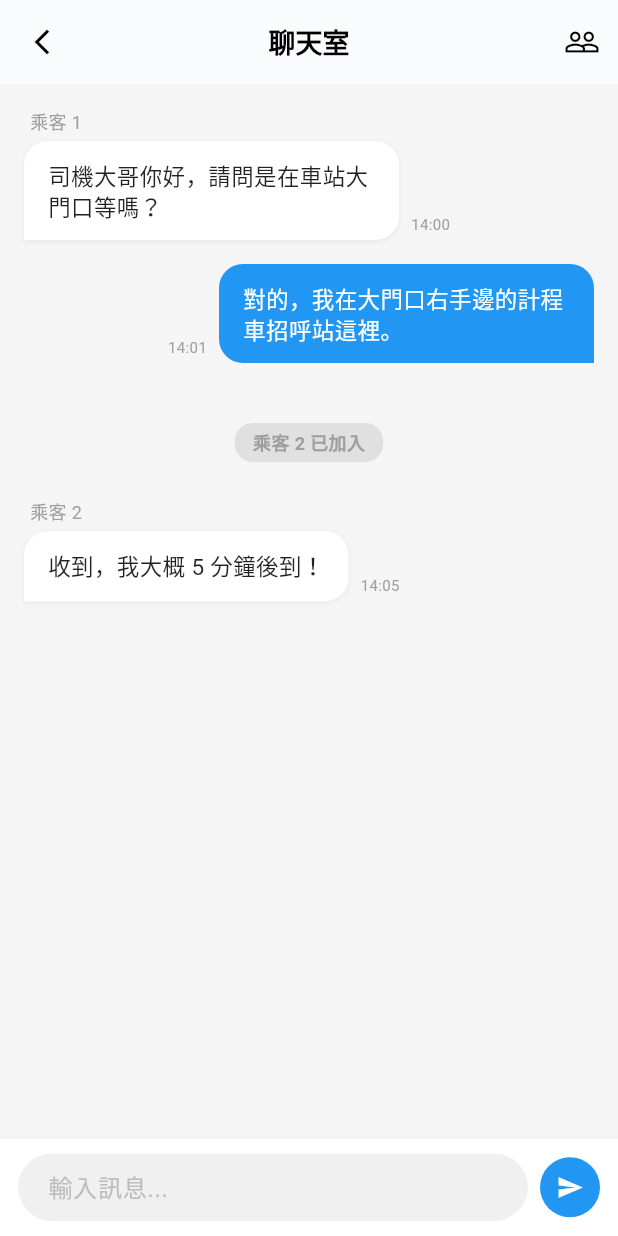
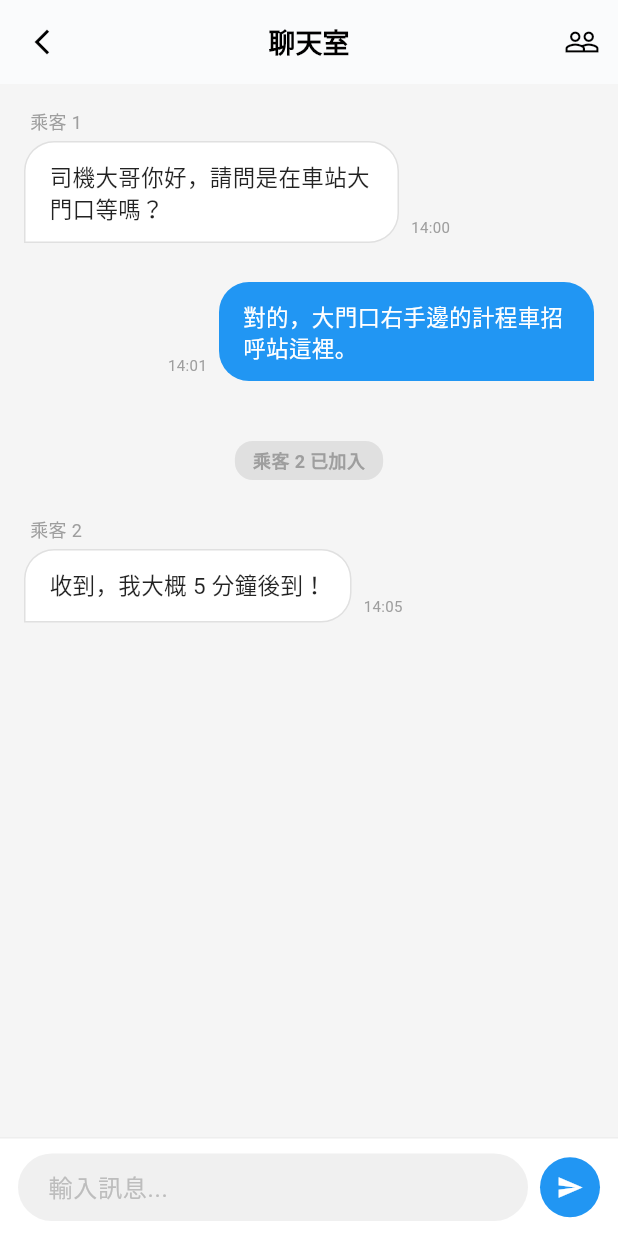
Before and after one commit to kqqy/ridesharing, a Flutter app: the ChatPage screen opened directly, on a phone screen of 412 x 824 dp. Run offline on Flutter 3.47's test engine with Material 3 defaults, Android fonts, the light colour scheme and no system bars.

Commit message:
新增成員列表與對話視窗，並優化聊天室頁面 UI

```diff
--- a/lib/chat_page.dart
+++ b/lib/chat_page.dart
@@ -1,31 +1,44 @@
 import 'package:flutter/material.dart';
+import 'chat_widgets.dart'; // ✅ 引入新檔案
 
 class ChatPage extends StatelessWidget {
   const ChatPage({super.key});
 
+  // 假資料：行程成員列表 (包含在線狀態)
+  final List<Map<String, dynamic>> _tripMembers = const [
+    {'name': '司機 (我)', 'role': '司機', 'isOnline': true},
+    {'name': '乘客 1', 'role': '乘客', 'isOnline': true},
+    {'name': '乘客 2', 'role': '乘客', 'isOnline': false},
+  ];
+
+  // 顯示成員列表視窗的函式
+  void _showMemberListDialog(BuildContext context) {
+    showDialog(
+      context: context,
+      builder: (context) => MemberListDialog(members: _tripMembers),
+    );
+  }
+
   @override
   Widget build(BuildContext context) {
     return Scaffold(
-      backgroundColor: const Color(0xFFF5F5F5), // 背景稍微灰一點，突顯對話泡泡
+      backgroundColor: const Color(0xFFF5F5F5),
       // 1. 上方橫幅 (AppBar)
       appBar: AppBar(
         backgroundColor: Colors.white,
         foregroundColor: Colors.black,
         elevation: 0.5,
         leading: IconButton(
-          icon: const Icon(Icons.arrow_back_ios_new, size: 20), // "<" 圖示
+          icon: const Icon(Icons.arrow_back_ios_new, size: 20),
           onPressed: () => Navigator.pop(context),
         ),
-        title: const Text(
-          '聊天室',
-          style: TextStyle(fontSize: 18, fontWeight: FontWeight.bold),
-        ),
+        title: const Text('聊天室', style: TextStyle(fontSize: 18, fontWeight: FontWeight.bold)),
         centerTitle: true,
         actions: [
-          // 右邊的成員列表圖示 (目前無功能)
+          // 右邊的成員列表圖示：點擊後彈出視窗
           IconButton(
             icon: const Icon(Icons.people_outline),
-            onPressed: () {},
+            onPressed: () => _showMemberListDialog(context), // 呼叫彈出視窗函式
           ),
         ],
       ),
@@ -39,48 +52,23 @@ class ChatPage extends StatelessWidget {
               padding: const EdgeInsets.all(16),
               children: [
                 // --- 假對話開始 ---
+                _buildMessageBubble(text: '司機大哥你好，請問是在車站大門口等嗎？', isMe: false, senderName: '乘客 1', time: '14:00'),
+                const SizedBox(height: 10),
+                _buildMessageBubble(text: '對的，大門口右手邊的計程車招呼站這裡。', isMe: true, time: '14:01'),
 
-                // 對方 (乘客1) 傳來的訊息
-                _buildMessageBubble(
-                  text: '司機大哥你好，請問是在車站大門口等嗎？',
-                  isMe: false,
-                  senderName: '乘客 1',
-                  time: '14:00',
-                ),
-
-                // 我 (司機) 回覆的訊息
-                _buildMessageBubble(
-                  text: '對的，我在大門口右手邊的計程車招呼站這裡。',
-                  isMe: true,
-                  time: '14:01',
-                ),
-
-                // --- 重點：系統提示訊息 (灰色文字) ---
+                // 系統提示訊息
                 Padding(
                   padding: const EdgeInsets.symmetric(vertical: 24.0),
                   child: Center(
                     child: Container(
                       padding: const EdgeInsets.symmetric(horizontal: 12, vertical: 4),
-                      decoration: BoxDecoration(
-                        color: Colors.grey[300],
-                        borderRadius: BorderRadius.circular(12),
-                      ),
-                      child: const Text(
-                        '乘客 2 已加入',
-                        style: TextStyle(color: Colors.grey, fontSize: 12, fontWeight: FontWeight.bold),
-                      ),
+                      decoration: BoxDecoration(color: Colors.grey[300], borderRadius: BorderRadius.circular(12)),
+                      child: const Text('乘客 2 已加入', style: TextStyle(color: Colors.grey, fontSize: 12, fontWeight: FontWeight.bold)),
                     ),
                   ),
                 ),
 
-                // 對方 (乘客2) 傳來的訊息
-                _buildMessageBubble(
-                  text: '收到，我大概 5 分鐘後到！',
-                  isMe: false,
-                  senderName: '乘客 2',
-                  time: '14:05',
-                ),
-
+                _buildMessageBubble(text: '收到，我大概 5 分鐘後到！', isMe: false, senderName: '乘客 2', time: '14:05'),
                 // --- 假對話結束 ---
               ],
             ),
@@ -95,7 +83,6 @@ class ChatPage extends StatelessWidget {
             ),
             child: Row(
               children: [
-                // 輸入欄
                 Expanded(
                   child: TextField(
                     decoration: InputDecoration(
@@ -104,25 +91,16 @@ class ChatPage extends StatelessWidget {
                       contentPadding: const EdgeInsets.symmetric(horizontal: 16, vertical: 10),
                       filled: true,
                       fillColor: const Color(0xFFF0F0F0),
-                      border: OutlineInputBorder(
-                        borderRadius: BorderRadius.circular(24),
-                        borderSide: BorderSide.none,
-                      ),
+                      border: OutlineInputBorder(borderRadius: BorderRadius.circular(24), borderSide: BorderSide.none),
                       isDense: true,
                     ),
                   ),
                 ),
                 const SizedBox(width: 8),
-                // 傳送按鈕
                 CircleAvatar(
                   backgroundColor: Colors.blue,
                   radius: 20,
-                  child: IconButton(
-                    icon: const Icon(Icons.send, color: Colors.white, size: 18),
-                    onPressed: () {
-                      // 純 UI，不需動作
-                    },
-                  ),
+                  child: IconButton(icon: const Icon(Icons.send, color: Colors.white, size: 18), onPressed: () {}),
                 ),
               ],
             ),
@@ -132,7 +110,7 @@ class ChatPage extends StatelessWidget {
     );
   }
 
-  // --- 小工具：對話泡泡 ---
+  // --- 小工具：對話泡泡 (保留在 ChatPage 內，因為是主要 UI 邏輯) ---
   Widget _buildMessageBubble({
     required String text,
     required bool isMe,
@@ -144,54 +122,39 @@ class ChatPage extends StatelessWidget {
       child: Column(
         crossAxisAlignment: isMe ? CrossAxisAlignment.end : CrossAxisAlignment.start,
         children: [
-          // 如果是對方，顯示名字
           if (!isMe && senderName != null)
             Padding(
               padding: const EdgeInsets.only(left: 4, bottom: 4),
-              child: Text(
-                senderName,
-                style: const TextStyle(fontSize: 12, color: Colors.grey),
-              ),
+              child: Text(senderName, style: const TextStyle(fontSize: 12, color: Colors.grey)),
             ),
 
           Row(
             mainAxisAlignment: isMe ? MainAxisAlignment.end : MainAxisAlignment.start,
             crossAxisAlignment: CrossAxisAlignment.end,
             children: [
-              // 時間 (如果是自己發的，時間在左邊)
               if (isMe)
                 Padding(
                   padding: const EdgeInsets.only(right: 8, bottom: 4),
                   child: Text(time, style: const TextStyle(fontSize: 10, color: Colors.grey)),
                 ),
 
-              // 泡泡本體
               Container(
                 constraints: const BoxConstraints(maxWidth: 250),
                 padding: const EdgeInsets.symmetric(horizontal: 16, vertical: 12),
                 decoration: BoxDecoration(
                   color: isMe ? Colors.blue : Colors.white,
-                  borderRadius: BorderRadius.only(
-                    topLeft: const Radius.circular(16),
-                    topRight: const Radius.circular(16),
-                    bottomLeft: Radius.circular(isMe ? 16 : 0), // 對方的左下角是尖的
-                    bottomRight: Radius.circular(isMe ? 0 : 16), // 自己的右下角是尖的
+                  border: isMe ? null : Border.all(color: Colors.grey.shade300),
+                  borderRadius: BorderRadius.circular(20).copyWith(
+                    bottomRight: isMe ? const Radius.circular(0) : const Radius.circular(20),
+                    bottomLeft: !isMe ? const Radius.circular(0) : const Radius.circular(20),
                   ),
-                  boxShadow: [
-                    if (!isMe)
-                      BoxShadow(color: Colors.black.withOpacity(0.05), blurRadius: 2, offset: const Offset(0, 1)),
-                  ],
                 ),
                 child: Text(
                   text,
-                  style: TextStyle(
-                    color: isMe ? Colors.white : Colors.black87,
-                    fontSize: 15,
-                  ),
+                  style: TextStyle(color: isMe ? Colors.white : Colors.black87, fontSize: 15),
                 ),
               ),
 
-              // 時間 (如果是對方發的，時間在右邊)
               if (!isMe)
                 Padding(
                   padding: const EdgeInsets.only(left: 8, bottom: 4),
```
Also changed, not shown: lib/chat_widgets.dart (added, +129 -0 lines), lib/driver_home.dart (+108 -33 lines), lib/driver_widgets.dart (+60 -13 lines).
